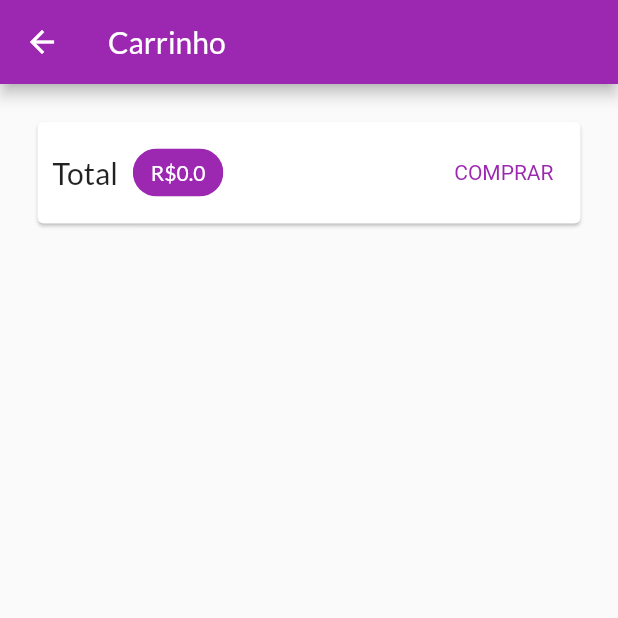
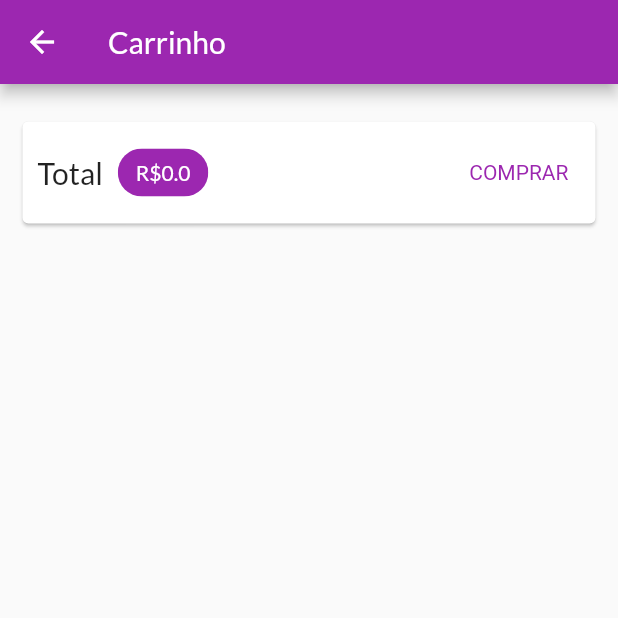
Before and after one commit to souzap371/shop, a Flutter app: the CartPage screen opened by its route, on a phone screen of 412 x 824 dp, the top half of it. Run offline on Flutter 3.47's test engine with Material 2 defaults, Android fonts, the phone set to English and light mode, and no system bars; network calls fail.

```diff
--- a/lib/main.dart
+++ b/lib/main.dart
@@ -1,6 +1,7 @@
 import 'package:flutter/material.dart';
 import 'package:provider/provider.dart';
 import 'package:shop/models/cart.dart';
+import 'package:shop/models/order_list.dart';
 import 'package:shop/models/product_list.dart';
 import 'package:shop/pages/counter_page.dart';
 import 'package:shop/pages/product_detail_page.dart';
@@ -27,6 +28,9 @@ class MyApp extends StatelessWidget {
         ChangeNotifierProvider(
           create: (_) => Cart(),
         ),
+        ChangeNotifierProvider(
+          create: (_) => OrderList(),
+        ),
       ],
       child: MaterialApp(
         title: 'Flutter Demo',
--- /dev/null
+++ b/lib/models/order.dart
@@ -0,0 +1,16 @@
+import 'package:shop/models/cart.dart';
+import 'package:shop/models/cart_item.dart';
+
+class Order {
+  final String id;
+  final double total;
+  final List<CartItem> products;
+  final DateTime date;
+
+  Order({
+    required this.id,
+    required this.total,
+    required this.products,
+    required this.date,
+  });
+}
--- a/lib/pages/cart_page.dart
+++ b/lib/pages/cart_page.dart
@@ -2,7 +2,9 @@ import 'package:flutter/material.dart';
 import 'package:flutter/src/widgets/container.dart';
 import 'package:flutter/src/widgets/framework.dart';
 import 'package:provider/provider.dart';
+import 'package:shop/components/cart_item.dart';
 import 'package:shop/models/cart.dart';
+import 'package:shop/models/cart_item.dart';
 
 class CartPage extends StatelessWidget {
   const CartPage({Key? key}) : super(key: key);
@@ -10,6 +12,7 @@ class CartPage extends StatelessWidget {
   @override
   Widget build(BuildContext context) {
     final Cart cart = Provider.of(context);
+    final items = cart.items.values.toList();
 
     return Scaffold(
       appBar: AppBar(
@@ -18,7 +21,10 @@ class CartPage extends StatelessWidget {
       body: Column(
         children: [
           Card(
-            margin: const EdgeInsets.all(25),
+            margin: const EdgeInsets.symmetric(
+              horizontal: 15,
+              vertical: 25,
+            ),
             child: Padding(
               padding: const EdgeInsets.all(10),
               child: Row(
@@ -54,6 +60,12 @@ class CartPage extends StatelessWidget {
               ),
             ),
           ),
+          Expanded(
+            child: ListView.builder(
+              itemCount: items.length,
+              itemBuilder: (ctx, i) => CartItemWidget(items[i]),
+            ),
+          ),
         ],
       ),
     );
```
Also changed, not shown: lib/components/cart_item.dart (added, +65 -0 lines), lib/models/order_list.dart (added, +31 -0 lines), lib/pages/product_detail_page.dart (+31 -0 lines).
